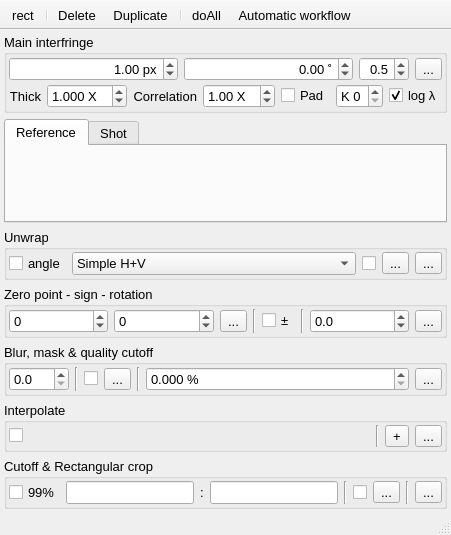
Old version of the form plugins/Interferometry/Interferometry.ui in the repository NeutrinoToolkit/Neutrino.
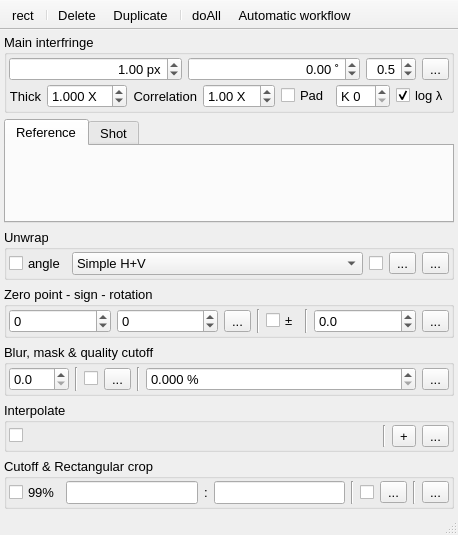
New version of the form. Icons and pictures are not drawn.

```diff
--- a/plugins/Interferometry/Interferometry.ui
+++ b/plugins/Interferometry/Interferometry.ui
@@ -223,7 +223,7 @@
              <string>K </string>
             </property>
             <property name="maximum">
-             <number>9</number>
+             <number>99</number>
             </property>
             <property name="neutrinoSave" stdset="0">
              <bool>true</bool>
```
